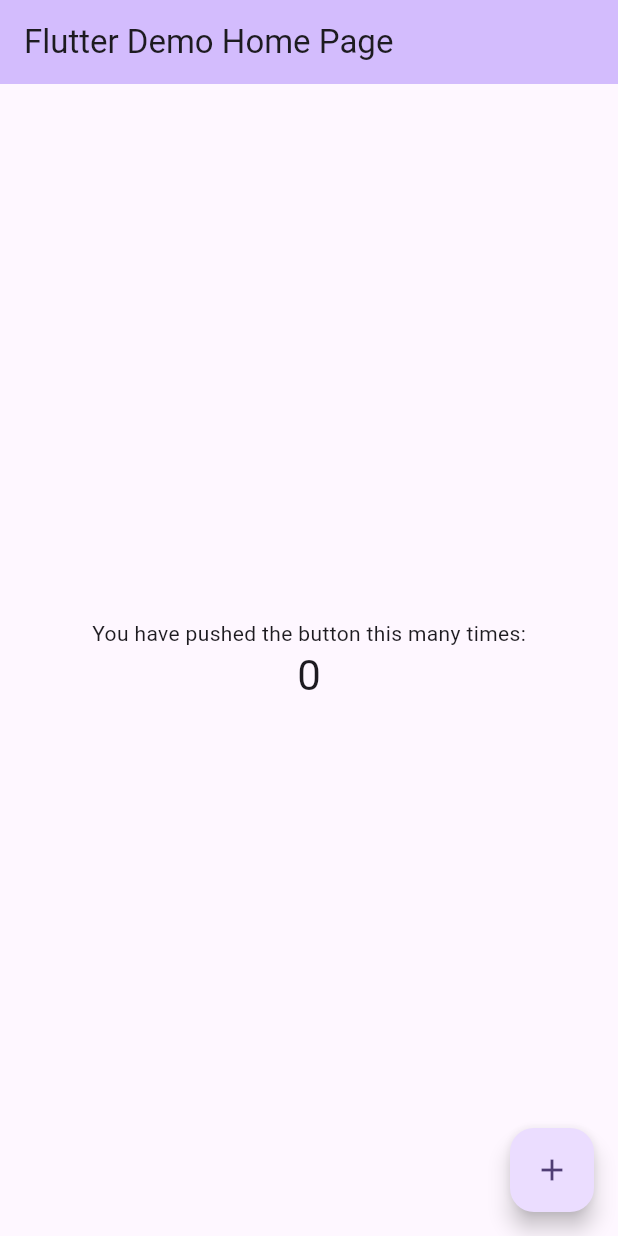
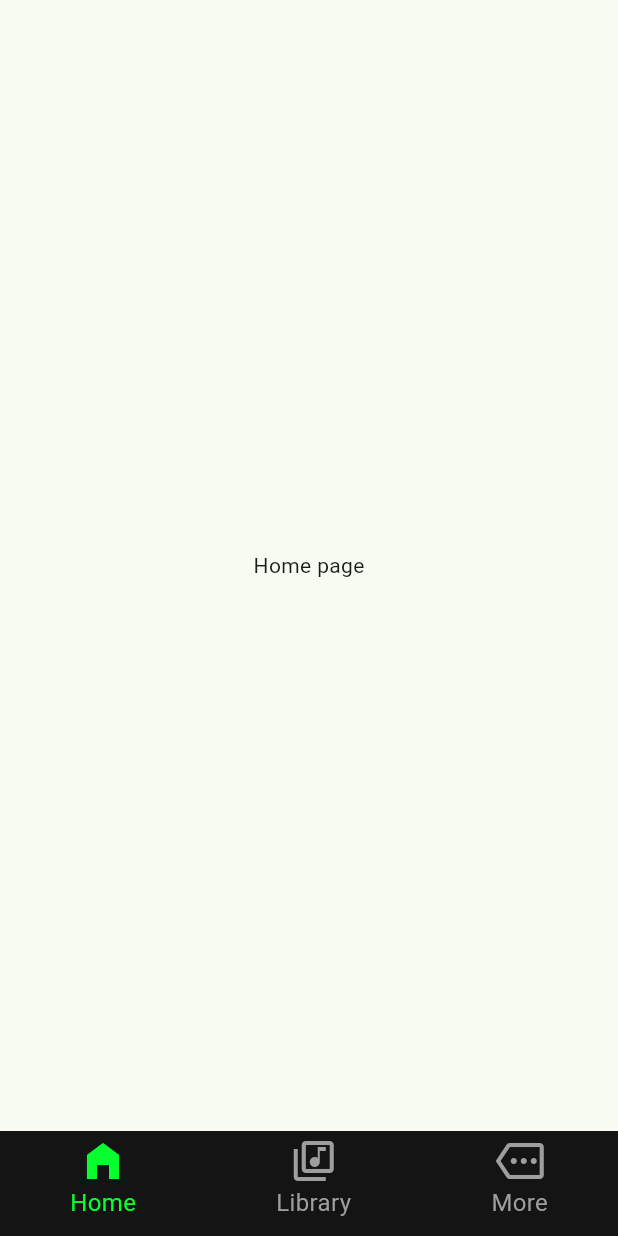
Before and after one commit to Leta-D/omni_codec, a Flutter app: the screen it shows after launch, on a phone screen of 412 x 824 dp. Run offline on Flutter 3.47's test engine with Material 3 defaults, Android fonts, the phone set to English and light mode, and no system bars.

Commit message:
App main pages initial creation done

```diff
--- a/lib/main.dart
+++ b/lib/main.dart
@@ -1,4 +1,6 @@
 import 'package:flutter/material.dart';
+import 'package:omni_codec_player/pages/main_page.dart';
+import 'package:omni_codec_player/routes/app_routes.dart';
 
 void main() {
   runApp(const MyApp());
@@ -11,112 +13,15 @@ class MyApp extends StatelessWidget {
   @override
   Widget build(BuildContext context) {
     return MaterialApp(
-      title: 'Flutter Demo',
+      title: 'Omni Codec',
       theme: ThemeData(
-        // This is the theme of your application.
-        //
-        // TRY THIS: Try running your application with "flutter run". You'll see
-        // the application has a purple toolbar. Then, without quitting the app,
-        // try changing the seedColor in the colorScheme below to Colors.green
-        // and then invoke "hot reload" (save your changes or press the "hot
-        // reload" button in a Flutter-supported IDE, or press "r" if you used
-        // the command line to start the app).
-        //
-        // Notice that the counter didn't reset back to zero; the application
-        // state is not lost during the reload. To reset the state, use hot
-        // restart instead.
-        //
-        // This works for code too, not just values: Most code changes can be
-        // tested with just a hot reload.
-        colorScheme: ColorScheme.fromSeed(seedColor: Colors.deepPurple),
+        colorScheme: ColorScheme.fromSeed(
+          seedColor: const Color.fromARGB(255, 58, 183, 85),
+        ),
       ),
-      home: const MyHomePage(title: 'Flutter Demo Home Page'),
+      initialRoute: '/',
+      onGenerateRoute: AppRoutes.generateRoute,
+      home: MainPage(),
     );
   }
 }
-
-class MyHomePage extends StatefulWidget {
-  const MyHomePage({super.key, required this.title});
-
-  // This widget is the home page of your application. It is stateful, meaning
-  // that it has a State object (defined below) that contains fields that affect
-  // how it looks.
-
-  // This class is the configuration for the state. It holds the values (in this
-  // case the title) provided by the parent (in this case the App widget) and
-  // used by the build method of the State. Fields in a Widget subclass are
-  // always marked "final".
-
-  final String title;
-
-  @override
-  State<MyHomePage> createState() => _MyHomePageState();
-}
-
-class _MyHomePageState extends State<MyHomePage> {
-  int _counter = 0;
-
-  void _incrementCounter() {
-    setState(() {
-      // This call to setState tells the Flutter framework that something has
-      // changed in this State, which causes it to rerun the build method below
-      // so that the display can reflect the updated values. If we changed
-      // _counter without calling setState(), then the build method would not be
-      // called again, and so nothing would appear to happen.
-      _counter++;
-    });
-  }
-
-  @override
-  Widget build(BuildContext context) {
-    // This method is rerun every time setState is called, for instance as done
-    // by the _incrementCounter method above.
-    //
-    // The Flutter framework has been optimized to make rerunning build methods
-    // fast, so that you can just rebuild anything that needs updating rather
-    // than having to individually change instances of widgets.
-    return Scaffold(
-      appBar: AppBar(
-        // TRY THIS: Try changing the color here to a specific color (to
-        // Colors.amber, perhaps?) and trigger a hot reload to see the AppBar
-        // change color while the other colors stay the same.
-        backgroundColor: Theme.of(context).colorScheme.inversePrimary,
-        // Here we take the value from the MyHomePage object that was created by
-        // the App.build method, and use it to set our appbar title.
-        title: Text(widget.title),
-      ),
-      body: Center(
-        // Center is a layout widget. It takes a single child and positions it
-        // in the middle of the parent.
-        child: Column(
-          // Column is also a layout widget. It takes a list of children and
-          // arranges them vertically. By default, it sizes itself to fit its
-          // children horizontally, and tries to be as tall as its parent.
-          //
-          // Column has various properties to control how it sizes itself and
-          // how it positions its children. Here we use mainAxisAlignment to
-          // center the children vertically; the main axis here is the vertical
-          // axis because Columns are vertical (the cross axis would be
-          // horizontal).
-          //
-          // TRY THIS: Invoke "debug painting" (choose the "Toggle Debug Paint"
-          // action in the IDE, or press "p" in the console), to see the
-          // wireframe for each widget.
-          mainAxisAlignment: MainAxisAlignment.center,
-          children: <Widget>[
-            const Text('You have pushed the button this many times:'),
-            Text(
-              '$_counter',
-              style: Theme.of(context).textTheme.headlineMedium,
-            ),
-          ],
-        ),
-      ),
-      floatingActionButton: FloatingActionButton(
-        onPressed: _incrementCounter,
-        tooltip: 'Increment',
-        child: const Icon(Icons.add),
-      ), // This trailing comma makes auto-formatting nicer for build methods.
-    );
-  }
-}
--- /dev/null
+++ b/lib/pages/home_page.dart
@@ -0,0 +1,8 @@
+import 'package:flutter/material.dart';
+
+class HomePage extends StatelessWidget {
+  @override
+  Widget build(BuildContext context) {
+    return Center(child: Text("Home page"));
+  }
+}
--- /dev/null
+++ b/lib/pages/library_page.dart
@@ -0,0 +1,8 @@
+import 'package:flutter/material.dart';
+
+class LibraryPage extends StatelessWidget {
+  @override
+  Widget build(BuildContext context) {
+    return Center(child: Text("Library page"));
+  }
+}
--- /dev/null
+++ b/lib/pages/main_page.dart
@@ -0,0 +1,82 @@
+import 'package:flutter/material.dart';
+import 'package:omni_codec_player/pages/home_page.dart';
+import 'package:omni_codec_player/pages/library_page.dart';
+import 'package:omni_codec_player/pages/more_page.dart';
+
+class MainPage extends StatefulWidget {
+  const MainPage({super.key});
+
+  @override
+  State<StatefulWidget> createState() => _MainPageState();
+}
+
+class _MainPageState extends State<MainPage> {
+  final List<Map<String, dynamic>> _mainPages = [
+    {
+      "label": "Home",
+      "selectedIcon": Icons.home_filled,
+      "defaultIcon": Icons.home_outlined,
+      "target": HomePage(),
+    },
+    {
+      "label": "Library",
+      "selectedIcon": Icons.library_music_rounded,
+      "defaultIcon": Icons.library_music_outlined,
+      "target": LibraryPage(),
+    },
+    {
+      "label": "More",
+      "selectedIcon": Icons.more_rounded,
+      "defaultIcon": Icons.more_outlined,
+      "target": MorePage(),
+    },
+  ];
+
+  int _currentIndex = 0;
+  @override
+  Widget build(BuildContext context) {
+    return Scaffold(
+      body: _mainPages[_currentIndex]["target"],
+      bottomNavigationBar: Container(
+        height: 70,
+        color: const Color.fromARGB(255, 20, 20, 20),
+        child: Row(
+          mainAxisAlignment: MainAxisAlignment.spaceAround,
+          children: [
+            for (var item in _mainPages)
+              Container(
+                margin: EdgeInsets.symmetric(vertical: 4),
+                child: InkWell(
+                  onTap: () => setState(() {
+                    _currentIndex = _mainPages.indexOf(item);
+                  }),
+                  child: Column(
+                    children: [
+                      Icon(
+                        (_currentIndex == _mainPages.indexOf(item))
+                            ? item["selectedIcon"]
+                            : item["defaultIcon"],
+                        color: (_currentIndex == _mainPages.indexOf(item))
+                            ? const Color.fromARGB(255, 7, 255, 48)
+                            : Colors.grey,
+                        size: 32,
+                      ),
+                      Text(
+                        item["label"],
+                        style: TextStyle(
+                          fontSize: 16,
+                          color: (_currentIndex == _mainPages.indexOf(item))
+                              ? const Color.fromARGB(255, 7, 255, 48)
+                              : Colors.grey,
+                        ),
+                      ),
+                    ],
+                  ),
+                ),
+              ),
+          ],
+        ),
+      ),
+    );
+  }
+}
```
Also changed, not shown: lib/pages/audio_page.dart (added, +8 -0 lines), lib/pages/more_page.dart (added, +25 -0 lines), lib/pages/settings_page.dart (added, +8 -0 lines), lib/pages/video_page.dart (added, +8 -0 lines), lib/routes/app_routes.dart (added, +34 -0 lines).
